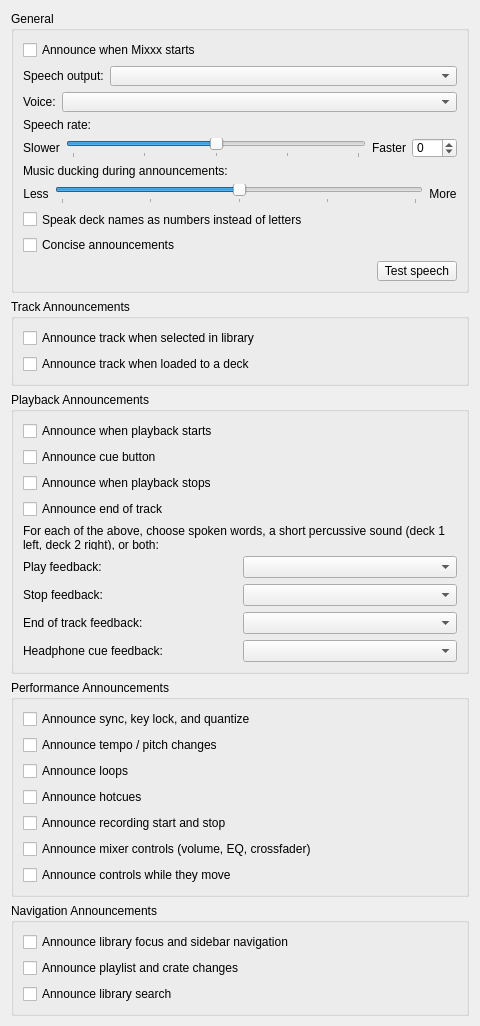
Qt form src/preferences/dialog/dlgprefaccessibilitydlg.ui (XeTK/mixxx) before a commit.
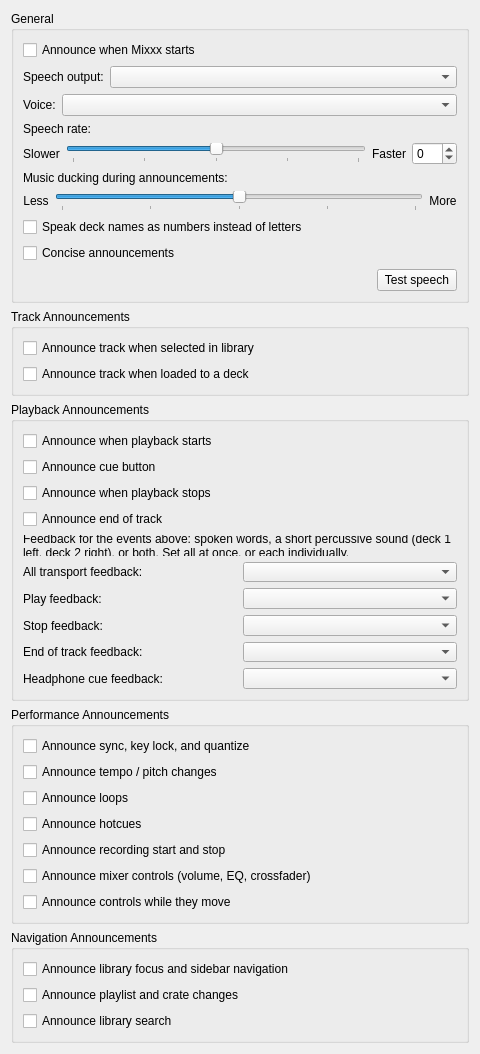
The same form after that commit.

Commit message: feat(tts): master "All transport feedback" preset combo

```diff
--- a/src/preferences/dialog/dlgprefaccessibilitydlg.ui
+++ b/src/preferences/dialog/dlgprefaccessibilitydlg.ui
@@ -385,13 +385,33 @@
       <item>
        <widget class="QLabel" name="labelFeedbackHeading">
         <property name="text">
-         <string>For each of the above, choose spoken words, a short percussive sound (deck 1 left, deck 2 right), or both:</string>
+         <string>Feedback for the events above: spoken words, a short percussive sound (deck 1 left, deck 2 right), or both. Set all at once, or each individually.</string>
         </property>
         <property name="wordWrap">
          <bool>true</bool>
         </property>
        </widget>
       </item>
+      <item>
+       <layout class="QHBoxLayout" name="horizontalLayoutFeedbackAll">
+        <item>
+         <widget class="QLabel" name="labelFeedbackAll">
+          <property name="text">
+           <string>All transport feedback:</string>
+          </property>
+          <property name="toolTip">
+           <string>Set play, stop, end of track, and headphone cue all at once. Shows Custom when they differ.</string>
+          </property>
+          <property name="buddy">
+           <cstring>comboBoxFeedbackAll</cstring>
+          </property>
+         </widget>
+        </item>
+        <item>
+         <widget class="QComboBox" name="comboBoxFeedbackAll"/>
+        </item>
+       </layout>
+      </item>
       <item>
        <layout class="QHBoxLayout" name="horizontalLayoutFeedbackPlay">
         <item>
```
The commit also changes 3 other files.
